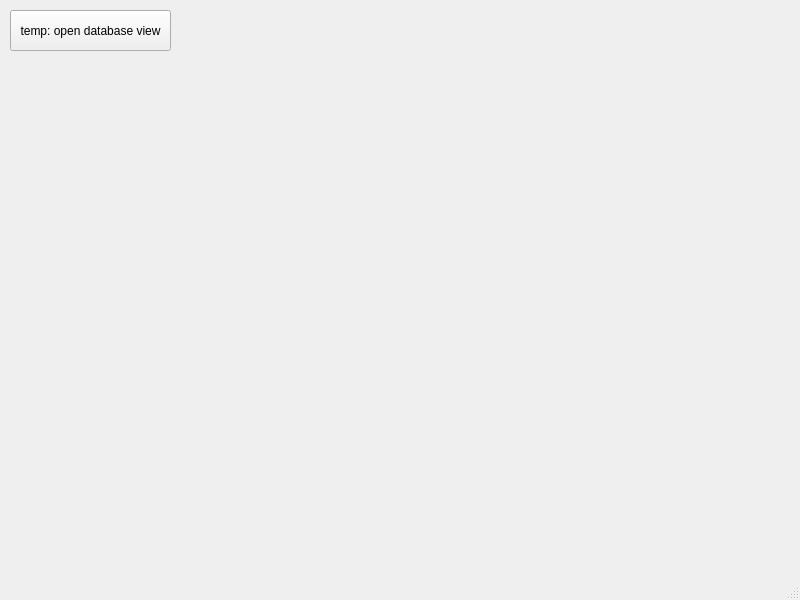
Before: the Qt Designer form CollegeTouring/mainwindow.ui in Ykhan799/CollegeTouringS21, drawn with Qt 5.
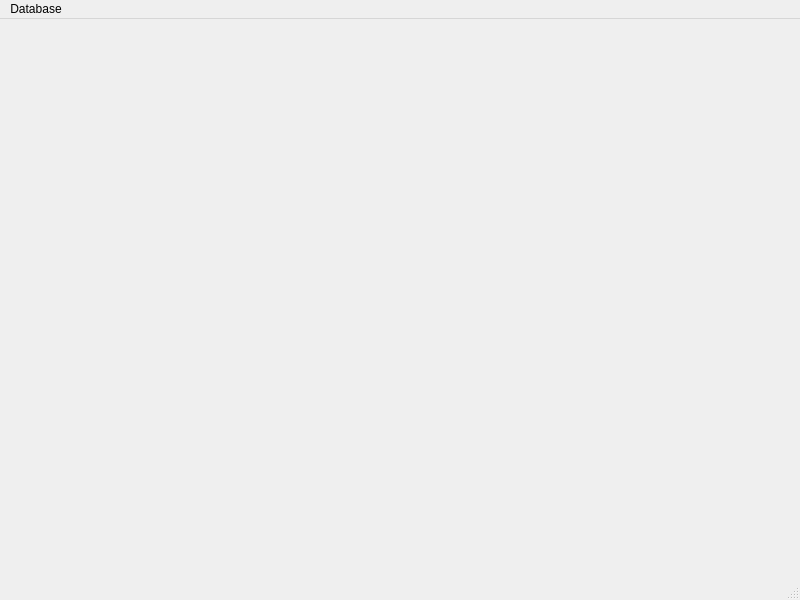
After: the same form once the commit is applied.

The edit to the form file:
```diff
--- a/CollegeTouring/mainwindow.ui
+++ b/CollegeTouring/mainwindow.ui
@@ -13,21 +13,7 @@
   <property name="windowTitle">
    <string>MainWindow</string>
   </property>
-  <widget class="QWidget" name="centralwidget">
-   <widget class="QPushButton" name="pushButton">
-    <property name="geometry">
-     <rect>
-      <x>10</x>
-      <y>10</y>
-      <width>161</width>
-      <height>41</height>
-     </rect>
-    </property>
-    <property name="text">
-     <string>temp: open database view</string>
-    </property>
-   </widget>
-  </widget>
+  <widget class="QWidget" name="centralwidget"/>
   <widget class="QMenuBar" name="menubar">
    <property name="geometry">
     <rect>
@@ -37,6 +23,13 @@
      <height>25</height>
     </rect>
    </property>
+   <widget class="QMenu" name="menuDatabase">
+    <property name="title">
+     <string>Database</string>
+    </property>
+    <addaction name="actionOpen_Campus_Database"/>
+   </widget>
+   <addaction name="menuDatabase"/>
   </widget>
   <widget class="QStatusBar" name="statusbar"/>
  </widget>
```
Left out of the diff: 5 changed lines with no effect on the pictures.
